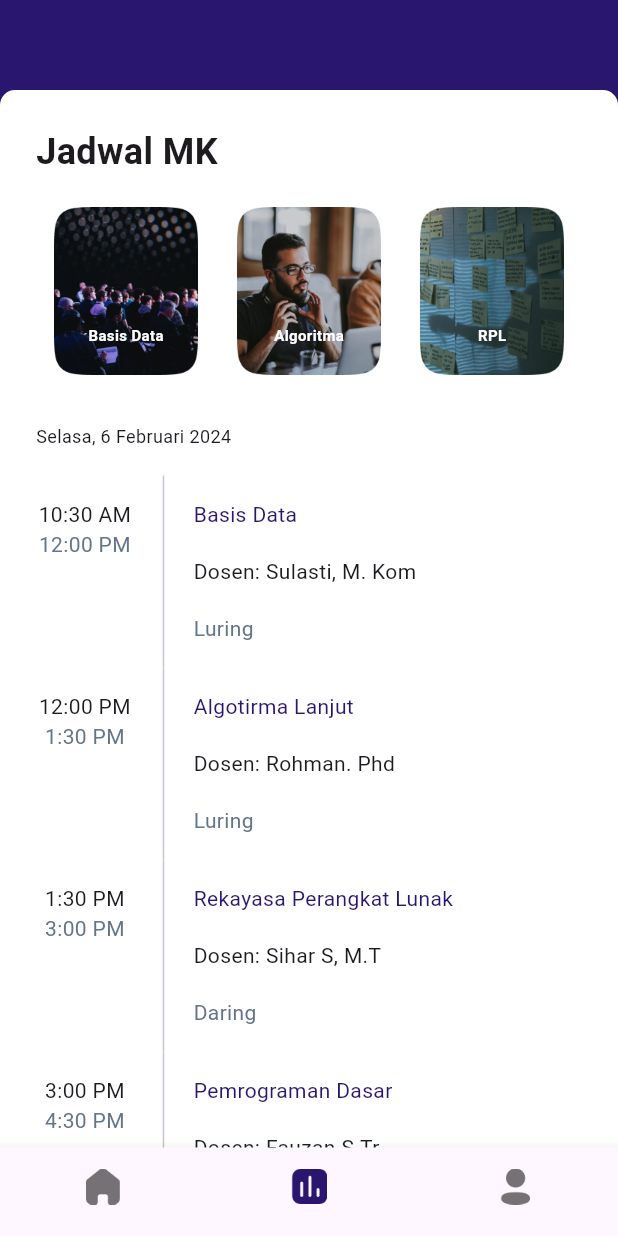
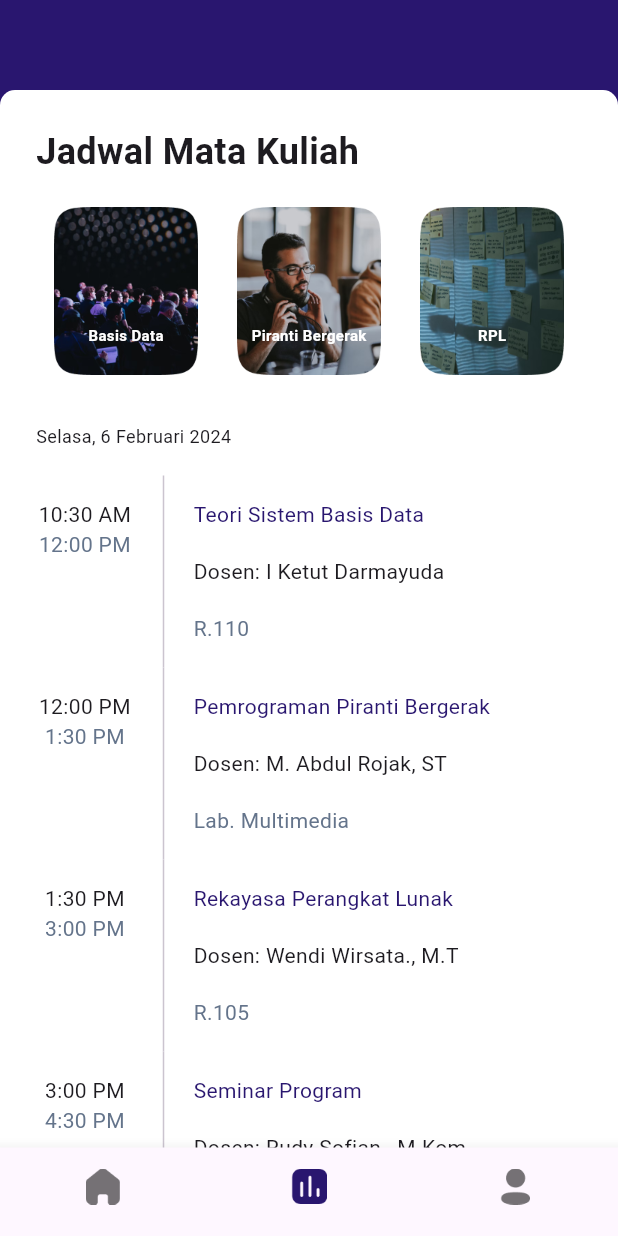
Before and after one commit to ardiansa22/Flutter-Siakad, a Flutter app: the MahasiswaPage screen opened directly, item 2 of the bottom bar chosen, on a phone screen of 412 x 824 dp. Run offline on Flutter 3.47's test engine with Material 3 defaults, Android fonts, the phone set to English and light mode, and no system bars; our stand-ins replace bloc, dartz, flutter_bloc, flutter_dash, freezed_annotation, shared_preferences; accounts and stored records are empty; network calls fail.

Commit message:
add documentation

```diff
--- a/lib/bloc/login/login_event.dart
+++ b/lib/bloc/login/login_event.dart
@@ -3,5 +3,5 @@ part of 'login_bloc.dart';
 @freezed
 class LoginEvent with _$LoginEvent {
   const factory LoginEvent.started() = _Started;
-  const factory LoginEvent.login(AuthRequestModel requestModel) = _Login;
+  const factory LoginEvent.login(AuthRequestModel requestModel) = _Login; //ketika dilakukan login berdasarkan request ke model
 }
--- a/lib/pages/auth/auth_page.dart
+++ b/lib/pages/auth/auth_page.dart
@@ -18,7 +18,7 @@ class AuthPage extends StatefulWidget {
 class _AuthPageState extends State<AuthPage> {
   @override
   Widget build(BuildContext context) {
-    return Scaffold(
+    return Scaffold( //digunakan untuk mengembalikan widget Scaffold yang berisi tata letak halaman autentikasi (AuthPage).
       body: Center(
         child: Column(
           mainAxisAlignment: MainAxisAlignment.center,
--- a/lib/pages/auth/splash_page.dart
+++ b/lib/pages/auth/splash_page.dart
@@ -14,7 +14,7 @@ class _SplashPageState extends State<SplashPage> {
   @override
   void initState() {
     super.initState();
-    Future.delayed(
+    Future.delayed( //digunakan untuk menunda navigasi ke halaman autentikasi (AuthPage)
       const Duration(seconds: 3),
       () => Navigator.pushReplacement(
         context,
--- a/lib/pages/mahasiswa/mahasiswa_page.dart
+++ b/lib/pages/mahasiswa/mahasiswa_page.dart
@@ -16,13 +16,13 @@ class MahasiswaPage extends StatefulWidget {
 class _MahasiswaPageState extends State<MahasiswaPage> {
   int _selectedIndex = 0;
 
-  final List<Widget> _pages = [
+  final List<Widget> _pages = [ //halaman apa saja yang akan ditampilkan
     const DashboardPage(),
     const SchedulesPage(),
     const ProfilePage(role: 'Mahasiswa')
   ];
 
-  void _onItemTapped(int index) {
+  void _onItemTapped(int index) { //method untuk mengatur halaman yang dipilih
     setState(() {
       _selectedIndex = index;
     });
@@ -39,9 +39,9 @@ class _MahasiswaPageState extends State<MahasiswaPage> {
           showSelectedLabels: false,
           showUnselectedLabels: false,
           selectedItemColor: ColorName.primary,
-          onTap: _onItemTapped,
+          onTap: _onItemTapped,   //mengatur halaman yang dipilih saat item ditekan
           items: const [
-            BottomNavigationBarItem(
+            BottomNavigationBarItem( //item navigasi bottom halaman utama
               icon: ImageIcon(IconName.home),
               label: '',
             ),
--- a/lib/pages/mahasiswa/schedules_page.dart
+++ b/lib/pages/mahasiswa/schedules_page.dart
@@ -16,20 +16,20 @@ class SchedulesPage extends StatefulWidget {
 class _SchedulesPageState extends State<SchedulesPage> {
   @override
   Widget build(BuildContext context) {
-    return CustomScaffold(
+    return CustomScaffold( //custom dari scaffold sebagai kerangka
       body: ListView(
         padding: const EdgeInsets.all(24.0),
         shrinkWrap: true,
         physics: const NeverScrollableScrollPhysics(),
         children: [
           const Text(
-            "Jadwal MK",
+            "Jadwal Mata Kuliah",
             style: TextStyle(
               fontSize: 24,
               fontWeight: FontWeight.w700,
             ),
           ),
-          const Padding(
+          const Padding( //daftar matkul pakai gambar
             padding: EdgeInsets.symmetric(horizontal: 12.0, vertical: 20.0),
             child: Row(
               mainAxisAlignment: MainAxisAlignment.spaceBetween,
@@ -39,7 +39,7 @@ class _SchedulesPageState extends State<SchedulesPage> {
                   imagePath: Images.basisData,
                 ),
                 CourseWithImage(
-                  name: 'Algoritma',
+                  name: 'Piranti Bergerak',
                   imagePath: Images.algoritma,
                 ),
                 CourseWithImage(
@@ -57,22 +57,22 @@ class _SchedulesPageState extends State<SchedulesPage> {
             ),
           ),
           const SizedBox(height: 18.0),
-          CourseScheduleTile(
+          CourseScheduleTile( //daftar mata kuliah
             data: CourseScheduleModel(
               dateStart: DateTime.now(),
               longTimeTeaching: 90,
-              course: 'Basis Data',
-              lecturer: 'Sulasti, M. Kom',
-              description: 'Luring',
+              course: 'Teori Sistem Basis Data',
+              lecturer: 'I Ketut Darmayuda',
+              description: 'R.110',
             ),
           ),
           CourseScheduleTile(
             data: CourseScheduleModel(
               dateStart: DateTime.now().add(const Duration(minutes: 90)),
               longTimeTeaching: 90,
-              course: 'Algotirma Lanjut',
-              lecturer: 'Rohman. Phd',
-              description: 'Luring',
+              course: 'Pemrograman Piranti Bergerak',
+              lecturer: 'M. Abdul Rojak, ST',
+              description: 'Lab. Multimedia',
             ),
           ),
           CourseScheduleTile(
@@ -80,17 +80,17 @@ class _SchedulesPageState extends State<SchedulesPage> {
               dateStart: DateTime.now().add(const Duration(minutes: 180)),
               longTimeTeaching: 90,
               course: 'Rekayasa Perangkat Lunak',
-              lecturer: 'Sihar S, M.T',
-              description: 'Daring',
+              lecturer: 'Wendi Wirsata., M.T',
+              description: 'R.105',
             ),
           ),
           CourseScheduleTile(
             data: CourseScheduleModel(
               dateStart: DateTime.now().add(const Duration(minutes: 270)),
               longTimeTeaching: 90,
-              course: 'Pemrograman Dasar',
-              lecturer: 'Fauzan S.Tr',
-              description: 'Daring',
+              course: 'Seminar Program',
+              lecturer: 'Rudy Sofian., M.Kom',
+              description: 'R.110',
             ),
           ),
         ],
--- a/lib/pages/mahasiswa/widgets/course_grade_tile.dart
+++ b/lib/pages/mahasiswa/widgets/course_grade_tile.dart
@@ -29,7 +29,7 @@ class CourseGradeTile extends StatelessWidget {
             ),
           ),
           title: const Text(
-            "Jesica Jane",
+            "Flutter Kelompok 1",
             style: TextStyle(
               fontSize: 16,
               fontWeight: FontWeight.w700,
```
Also changed, not shown: lib/bloc/login/login_bloc.dart (+5 -4 lines), lib/bloc/login/login_state.dart (+4 -4 lines), lib/data/datasources/auth_local_datasource.dart (+8 -7 lines), lib/data/datasources/auth_remote_datasource.dart (+5 -5 lines), lib/data/models/request/auth_request_model.dart (+7 -6 lines), lib/pages/auth/widgets/login_bottom_sheet.dart (+5 -5 lines), lib/pages/mahasiswa/absensi_page.dart (+11 -11 lines), lib/pages/mahasiswa/dashboard_page.dart (+4 -4 lines), lib/pages/mahasiswa/khs_page.dart (+13 -13 lines), lib/pages/mahasiswa/nilai_mk_page.dart (+11 -11 lines), lib/pages/profile/profile_page.dart (+7 -7 lines), pubspec.lock.
